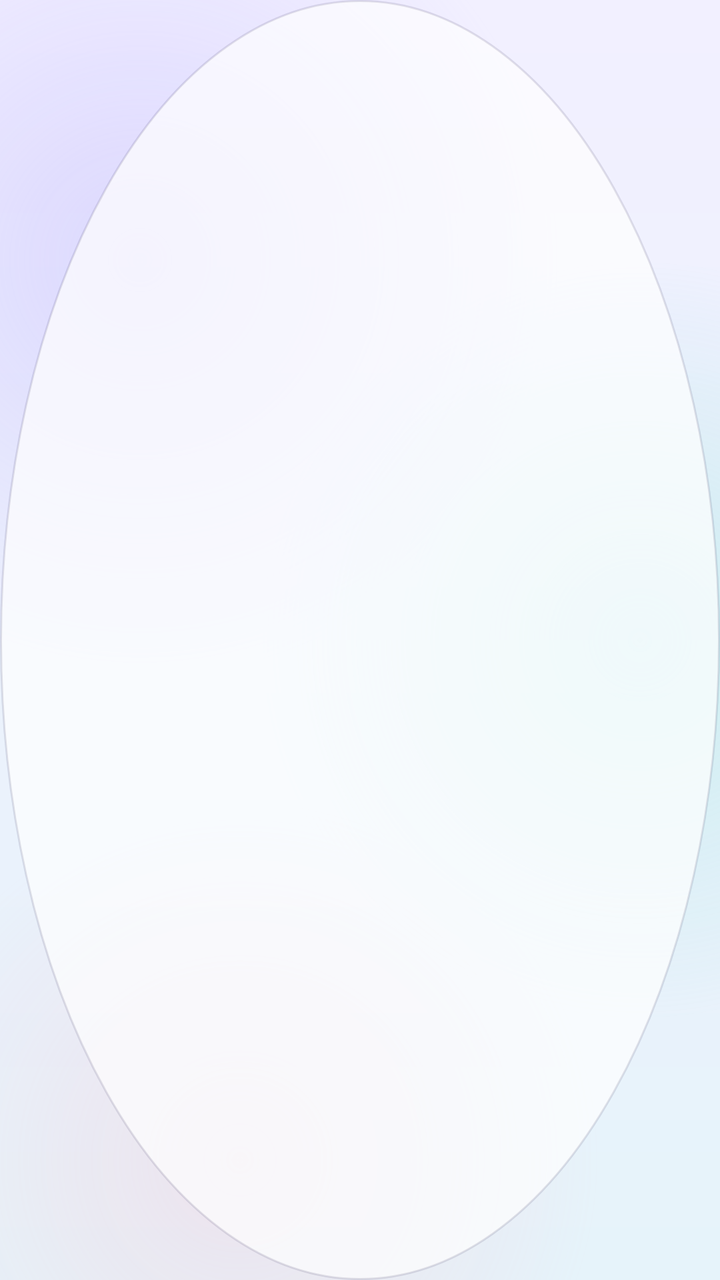
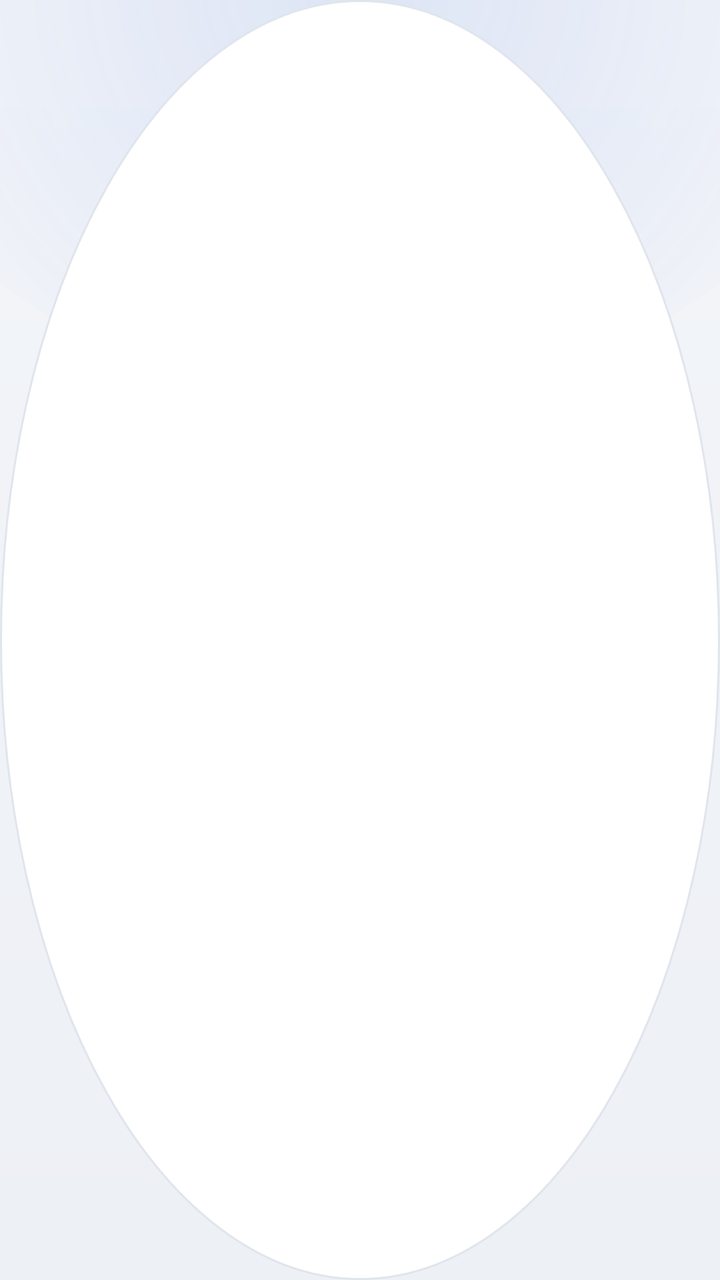

Screens rendered from an Android XML layout before and after an edit, with the pre-edit source and the edit as a unified diff.
<!-- AndroidManifest.xml: application theme Theme.YourFriend -->
<!-- res/layout/top_action.xml -->
<?xml version="1.0" encoding="utf-8"?>
<ImageButton xmlns:android="http://schemas.android.com/apk/res/android"
    android:layout_width="@dimen/icon_button"
    android:layout_height="@dimen/icon_button"
    android:layout_marginStart="6dp"
    android:background="@drawable/circle_glass" />
<!-- resources referenced by this layout -->
<resources>
  <dimen name="icon_button">44dp</dimen>
  <!-- drawable circle_glass (drawable) -->
  <?xml version="1.0" encoding="utf-8"?>
  <ripple xmlns:android="http://schemas.android.com/apk/res/android" android:color="@color/accent_soft">
      <item>
          <shape android:shape="oval">
              <solid android:color="@color/glass_fill"/>
              <stroke android:width="1dp" android:color="@color/glass_stroke_dark"/>
          </shape>
      </item>
  </ripple>
  <style name="Theme.YourFriend" parent="android:Theme.Material.Light.NoActionBar">
          <item name="android:windowBackground">@drawable/bg_app</item>
          <item name="android:colorAccent">@color/accent</item>
          <item name="android:colorPrimary">@color/accent</item>
          <item name="android:colorControlActivated">@color/accent</item>
          <item name="android:textColorPrimary">@color/text_primary</item>
          <item name="android:textColorSecondary">@color/text_secondary</item>
          <item name="android:statusBarColor">@android:color/transparent</item>
          <item name="android:navigationBarColor">@android:color/transparent</item>
          <item name="android:windowLightStatusBar">true</item>
          <item name="android:alertDialogTheme">@style/Theme.YourFriend.Dialog</item>
          <item name="android:windowSoftInputMode">adjustResize</item>
      </style>
  <color name="accent_soft">#337C6CFF</color>
  <color name="glass_fill">#B3FFFFFF</color>
  <color name="glass_stroke_dark">#1F1B1640</color>
  <!-- drawable bg_app (drawable) -->
  <?xml version="1.0" encoding="utf-8"?>
  <layer-list xmlns:android="http://schemas.android.com/apk/res/android">
      <item>
          <shape android:shape="rectangle">
              <gradient android:angle="270" android:startColor="@color/bg_top" android:endColor="@color/bg_bottom"/>
          </shape>
      </item>
      <item android:width="420dp" android:height="420dp" android:gravity="top|start" android:left="-140dp" android:top="-80dp">
          <shape android:shape="oval">
              <gradient android:type="radial" android:gradientRadius="210dp" android:startColor="@color/blob_1" android:endColor="#00000000"/>
          </shape>
      </item>
      <item android:width="380dp" android:height="380dp" android:gravity="center_vertical|end" android:right="-150dp">
          <shape android:shape="oval">
              <gradient android:type="radial" android:gradientRadius="190dp" android:startColor="@color/blob_2" android:endColor="#00000000"/>
          </shape>
      </item>
      <item android:width="360dp" android:height="360dp" android:gravity="bottom|start" android:bottom="-120dp" android:left="-60dp">
          <shape android:shape="oval">
              <gradient android:type="radial" android:gradientRadius="180dp" android:startColor="@color/blob_3" android:endColor="#00000000"/>
          </shape>
      </item>
  </layer-list>
  <color name="accent">#FF7C6CFF</color>
  <color name="text_primary">#FF1D1B29</color>
  <color name="text_secondary">#FF5D5A70</color>
  <style name="Theme.YourFriend.Dialog" parent="android:Theme.Material.Light.Dialog.Alert">
          <item name="android:colorAccent">@color/accent</item>
          <item name="android:textColorPrimary">@color/text_primary</item>
          <item name="android:windowBackground">@drawable/glass_dialog</item>
      </style>
  <color name="bg_top">#FFF2F0FF</color>
  <color name="bg_bottom">#FFE6F3FA</color>
  <color name="blob_1">#55B4A7FF</color>
  <color name="blob_2">#4D7FE3D6</color>
  <color name="blob_3">#40FFB3C7</color>
  <!-- drawable glass_dialog (drawable) -->
  <?xml version="1.0" encoding="utf-8"?>
  <inset xmlns:android="http://schemas.android.com/apk/res/android"
      android:insetLeft="20dp" android:insetRight="20dp" android:insetTop="24dp" android:insetBottom="24dp">
      <shape android:shape="rectangle">
          <solid android:color="@color/glass_fill_strong"/>
          <stroke android:width="1dp" android:color="@color/glass_stroke"/>
          <corners android:radius="@dimen/corner"/>
      </shape>
  </inset>
  <color name="glass_fill_strong">#E6FFFFFF</color>
  <color name="glass_stroke">#66FFFFFF</color>
  <dimen name="corner">24dp</dimen>
</resources>

<!-- the commit's change to res/layout/top_action.xml (unified diff, before → after) -->
@@ -2,5 +2,8 @@
 <ImageButton xmlns:android="http://schemas.android.com/apk/res/android"
     android:layout_width="@dimen/icon_button"
     android:layout_height="@dimen/icon_button"
-    android:layout_marginStart="6dp"
-    android:background="@drawable/circle_glass" />
+    android:layout_marginStart="8dp"
+    android:background="@drawable/circle_glass"
+    android:padding="12dp"
+    android:scaleType="fitCenter"
+    android:tint="@color/text_primary" />
<!-- resource entries referenced after the edit -->
@@ -1,13 +1,13 @@
 <!-- resources referenced by this layout -->
 <resources>
-  <dimen name="icon_button">44dp</dimen>
+  <dimen name="icon_button">48dp</dimen>
   <!-- drawable circle_glass (drawable) -->
   <?xml version="1.0" encoding="utf-8"?>
   <ripple xmlns:android="http://schemas.android.com/apk/res/android" android:color="@color/accent_soft">
       <item>
           <shape android:shape="oval">
-              <solid android:color="@color/glass_fill"/>
-              <stroke android:width="1dp" android:color="@color/glass_stroke_dark"/>
+              <solid android:color="@color/surface"/>
+              <stroke android:width="1dp" android:color="@color/stroke"/>
           </shape>
       </item>
   </ripple>
@@ -23,10 +23,16 @@
           <item name="android:windowLightStatusBar">true</item>
           <item name="android:alertDialogTheme">@style/Theme.YourFriend.Dialog</item>
           <item name="android:windowSoftInputMode">adjustResize</item>
+          <item name="android:colorControlNormal">@color/text_secondary</item>
+          <item name="android:colorControlHighlight">@color/accent_soft</item>
+          <item name="android:textColorHint">@color/text_secondary</item>
+          <item name="android:textCursorDrawable">@null</item>
+          <item name="android:colorBackground">@color/bg_top</item>
+          <item name="android:windowLightNavigationBar">true</item>
       </style>
-  <color name="accent_soft">#337C6CFF</color>
-  <color name="glass_fill">#B3FFFFFF</color>
-  <color name="glass_stroke_dark">#1F1B1640</color>
+  <color name="accent_soft">#263D6FE0</color>
+  <color name="surface">#FFFFFFFF</color>
+  <color name="stroke">#FFE0E5ED</color>
   <!-- drawable bg_app (drawable) -->
   <?xml version="1.0" encoding="utf-8"?>
   <layer-list xmlns:android="http://schemas.android.com/apk/res/android">
@@ -35,47 +41,53 @@
               <gradient android:angle="270" android:startColor="@color/bg_top" android:endColor="@color/bg_bottom"/>
           </shape>
       </item>
-      <item android:width="420dp" android:height="420dp" android:gravity="top|start" android:left="-140dp" android:top="-80dp">
+      
+      <item android:width="520dp" android:height="420dp" android:gravity="top|center_horizontal" android:top="-220dp">
           <shape android:shape="oval">
-              <gradient android:type="radial" android:gradientRadius="210dp" android:startColor="@color/blob_1" android:endColor="#00000000"/>
-          </shape>
-      </item>
-      <item android:width="380dp" android:height="380dp" android:gravity="center_vertical|end" android:right="-150dp">
-          <shape android:shape="oval">
-              <gradient android:type="radial" android:gradientRadius="190dp" android:startColor="@color/blob_2" android:endColor="#00000000"/>
-          </shape>
-      </item>
-      <item android:width="360dp" android:height="360dp" android:gravity="bottom|start" android:bottom="-120dp" android:left="-60dp">
-          <shape android:shape="oval">
-              <gradient android:type="radial" android:gradientRadius="180dp" android:startColor="@color/blob_3" android:endColor="#00000000"/>
+              <gradient android:type="radial" android:gradientRadius="260dp" android:startColor="@color/bg_glow" android:endColor="#00000000"/>
           </shape>
       </item>
   </layer-list>
-  <color name="accent">#FF7C6CFF</color>
-  <color name="text_primary">#FF1D1B29</color>
-  <color name="text_secondary">#FF5D5A70</color>
+  <color name="accent">#FF3D6FE0</color>
+  <color name="text_primary">#FF12161C</color>
+  <color name="text_secondary">#FF5E6878</color>
   <style name="Theme.YourFriend.Dialog" parent="android:Theme.Material.Light.Dialog.Alert">
           <item name="android:colorAccent">@color/accent</item>
+          <item name="android:colorControlActivated">@color/accent</item>
+          <item name="android:colorControlNormal">@color/text_secondary</item>
           <item name="android:textColorPrimary">@color/text_primary</item>
+          <item name="android:textColorSecondary">@color/text_secondary</item>
+          <item name="android:textColorAlertDialogListItem">@color/text_primary</item>
+          <item name="android:colorBackground">@color/surface</item>
           <item name="android:windowBackground">@drawable/glass_dialog</item>
+          <item name="android:windowTitleStyle">@style/YF.DialogTitle</item>
+          <item name="android:buttonBarButtonStyle">@style/YF.DialogButton</item>
+          <item name="android:backgroundDimAmount">0.55</item>
       </style>
-  <color name="bg_top">#FFF2F0FF</color>
-  <color name="bg_bottom">#FFE6F3FA</color>
-  <color name="blob_1">#55B4A7FF</color>
-  <color name="blob_2">#4D7FE3D6</color>
-  <color name="blob_3">#40FFB3C7</color>
+  <color name="bg_top">#FFF3F5F9</color>
+  <color name="bg_bottom">#FFEDF0F5</color>
+  <color name="bg_glow">#1F3D6FE0</color>
   <!-- drawable glass_dialog (drawable) -->
   <?xml version="1.0" encoding="utf-8"?>
   <inset xmlns:android="http://schemas.android.com/apk/res/android"
       android:insetLeft="20dp" android:insetRight="20dp" android:insetTop="24dp" android:insetBottom="24dp">
       <shape android:shape="rectangle">
-          <solid android:color="@color/glass_fill_strong"/>
-          <stroke android:width="1dp" android:color="@color/glass_stroke"/>
-          <corners android:radius="@dimen/corner"/>
+          <solid android:color="@color/surface"/>
+          <stroke android:width="1dp" android:color="@color/stroke"/>
+          <corners android:radius="@dimen/corner_dialog"/>
       </shape>
   </inset>
-  <color name="glass_fill_strong">#E6FFFFFF</color>
-  <color name="glass_stroke">#66FFFFFF</color>
-  <dimen name="corner">24dp</dimen>
+  <style name="YF.DialogTitle" parent="android:TextAppearance.Material.DialogWindowTitle">
+          <item name="android:textSize">22sp</item>
+          <item name="android:fontFamily">sans-serif-medium</item>
+          <item name="android:textColor">@color/text_primary</item>
+      </style>
+  <style name="YF.DialogButton" parent="android:Widget.Material.Button.ButtonBar.AlertDialog">
+          <item name="android:textColor">@color/accent</item>
+          <item name="android:textAllCaps">false</item>
+          <item name="android:textSize">15.5sp</item>
+          <item name="android:fontFamily">sans-serif-medium</item>
+      </style>
+  <dimen name="corner_dialog">28dp</dimen>
 </resources>
 
